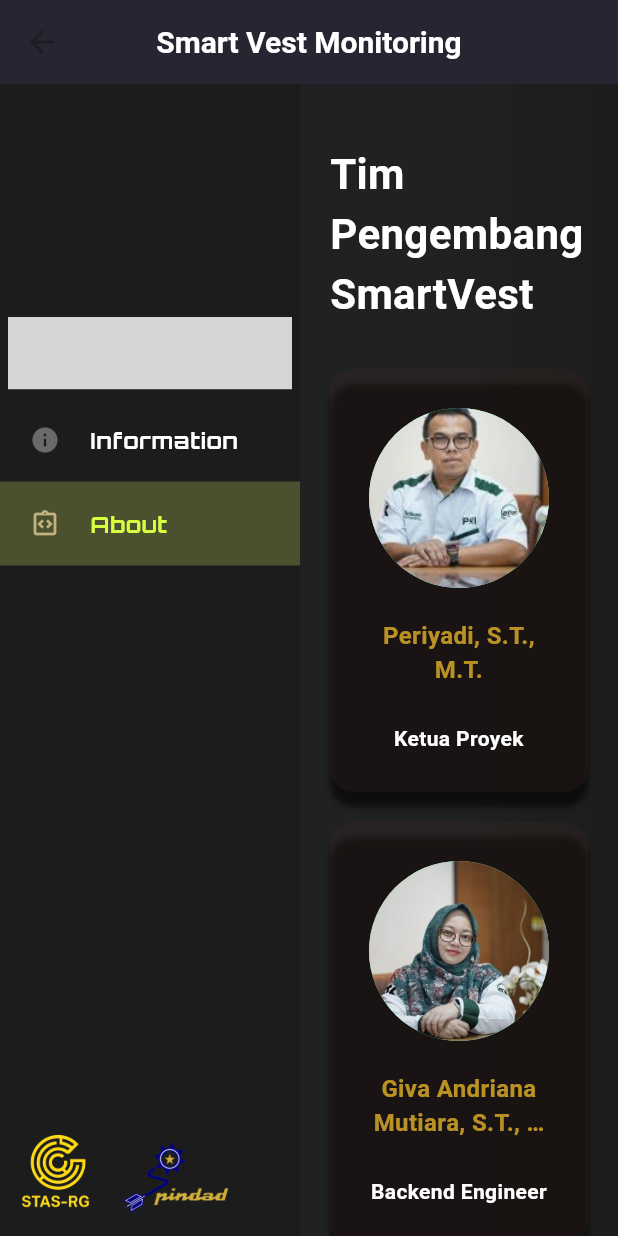
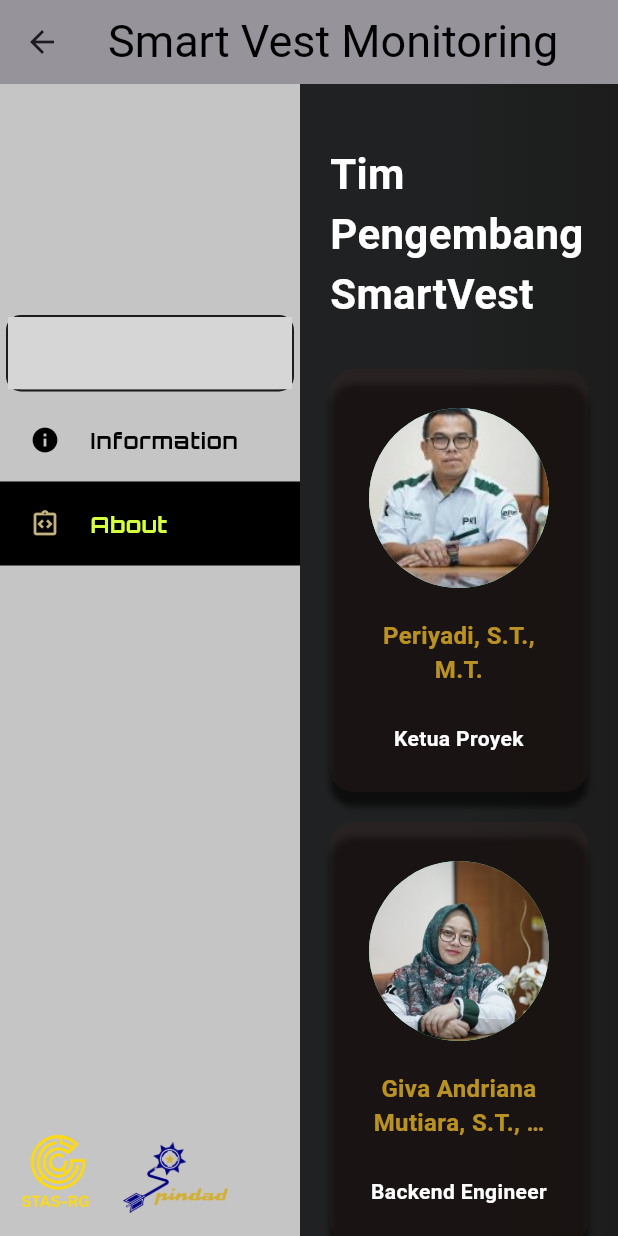
Before and after one commit to ilahammu/smart-vest-airsoft, a Flutter app: the MonitoringView screen opened by its route, after a tap on "Information", after a tap on "About", on a phone screen of 412 x 824 dp. Run offline on Flutter 3.47's test engine with Material 3 defaults, Android fonts, the phone set to English and light mode, and no system bars; our stand-ins replace animate_do, data_table_2, fl_chart, get, get_storage, google_fonts and 1 more; missing offline and left inert: rounded_expansion_tile; accounts and stored records are empty; network calls fail; grey boxes are pictures that could not be loaded.

Commit message:
mempercantik tampilan

```diff
--- a/lib/app/Custom_Component/List/Custom_Expantion.dart
+++ b/lib/app/Custom_Component/List/Custom_Expantion.dart
@@ -25,7 +25,7 @@ class _CustomExpansionTileState extends State<CustomExpansionTile> {
       builder: (context, constraints) {
         return Card(
           color: const Color.fromARGB(
-              255, 28, 28, 28), // Set the background color to white
+              255, 173, 173, 173), // Set the background color to white
           elevation: 0,
           shape: RoundedRectangleBorder(
             borderRadius: BorderRadius.circular(10),
@@ -46,14 +46,14 @@ class _CustomExpansionTileState extends State<CustomExpansionTile> {
               ),
               trailing: const Icon(
                 Icons.arrow_drop_down,
-                color: Color.fromARGB(255, 194, 178, 128),
+                color: Color.fromARGB(255, 0, 0, 0),
               ),
               tileColor: const Color.fromARGB(
-                  255, 28, 28, 28), // Set the tile color to white
+                  255, 173, 173, 173), // Set the tile color to white
               title: Text(
                 widget.title!,
                 style: GoogleFonts.orbitron(
-                  color: Color.fromARGB(255, 255, 255, 255),
+                  color: Color.fromARGB(255, 0, 0, 0),
                   fontSize: 15,
                   fontWeight: FontWeight.bold,
                 ),
--- a/lib/app/Custom_Component/List/Custom_ListTile.dart
+++ b/lib/app/Custom_Component/List/Custom_ListTile.dart
@@ -30,12 +30,12 @@ class _CustomListTileState extends State<CustomListTile> {
       child: AnimatedContainer(
         duration: Duration(milliseconds: 300),
         color: widget.isSelected ?? false
-            ? const Color.fromARGB(255, 75, 80, 47)
+            ? const Color.fromARGB(255, 0, 0, 0)
             : _isHovering
-                ? const Color.fromARGB(255, 28, 28, 28)
-                : Colors.transparent,
+                ? const Color.fromARGB(255, 194, 178, 128)
+                : const Color.fromARGB(0, 141, 65, 65),
         child: Card(
-          color: const Color.fromARGB(0, 255, 255, 255),
+          color: const Color.fromARGB(0, 251, 251, 251),
           elevation: _isHovering ? 0 : 0,
           child: ListTile(
             onTap: () {
@@ -46,7 +46,7 @@ class _CustomListTileState extends State<CustomListTile> {
               widget.iconLeading!,
               color: widget.isSelected ?? false
                   ? const Color.fromARGB(255, 194, 178, 128)
-                  : const Color.fromARGB(140, 170, 170, 170),
+                  : const Color.fromARGB(255, 0, 0, 0),
               size: 20, // Ukuran tetap tanpa isDrawerExpanded
             ),
             title: Text(
@@ -54,7 +54,7 @@ class _CustomListTileState extends State<CustomListTile> {
               style: GoogleFonts.orbitron(
                 color: widget.isSelected ?? false
                     ? const Color.fromARGB(255, 213, 255, 63)
-                    : const Color.fromARGB(255, 255, 255, 255),
+                    : const Color.fromARGB(255, 0, 0, 0),
                 fontSize: 15,
                 fontWeight: FontWeight.bold,
               ),
--- a/lib/app/data/TableGameplay.dart
+++ b/lib/app/data/TableGameplay.dart
@@ -3,7 +3,7 @@ class DataTableGameplay {
   final String name;
   final int health;
   final String selectedTeam;
-  final String macAddress;
+  final String PlayerID;
   final bool statusReady;
   final bool statusWeapon; // Tambahkan atribut statusWeapon
 
@@ -12,7 +12,7 @@ class DataTableGameplay {
     required this.name,
     required this.health,
     required this.selectedTeam,
-    required this.macAddress,
+    required this.PlayerID,
     required this.statusReady,
     required this.statusWeapon, // Tambahkan atribut statusWeapon
   });
@@ -23,7 +23,7 @@ class DataTableGameplay {
       name: json['name'] ?? 'Unknown',
       health: json['health'] ?? 100,
       selectedTeam: json['selectedTeam'] ?? 'Unknown',
-      macAddress: json['macAddress'] ?? 'Unknown',
+      PlayerID: json['PlayerID'] ?? 'Unknown',
       statusReady: json['statusReady'] ?? false,
       statusWeapon:
           json['statusWeapon'] ?? false, // Tambahkan atribut statusWeapon
--- a/lib/app/modules/Function System/Drawer Monitoring/Drawer.dart
+++ b/lib/app/modules/Function System/Drawer Monitoring/Drawer.dart
@@ -15,7 +15,7 @@ class MainDrawer extends GetView<MonitoringController> {
     return Material(
       child: Container(
         width: drawerWidth,
-        color: const Color.fromARGB(255, 28, 28, 28),
+        color: const Color.fromARGB(255, 198, 197, 197),
         child: Obx(
           () => Column(
             children: [
--- a/lib/app/modules/Function System/Drawer Monitoring/Monitoring_View.dart
+++ b/lib/app/modules/Function System/Drawer Monitoring/Monitoring_View.dart
@@ -1,5 +1,6 @@
 import 'package:flutter/material.dart';
 import 'package:get/get.dart';
+import 'package:google_fonts/google_fonts.dart';
 import 'package:vest_keren/app/modules/Function%20System/Gameplay/Views/GameStart_View.dart';
 import 'package:vest_keren/app/modules/Function%20System/Gameplay/Views/TambahOrang_View.dart';
 import 'package:vest_keren/app/modules/Function%20System/Gameplay/Views/TeamInfo_View.dart';
@@ -24,11 +25,13 @@ class MonitoringView extends GetView<MonitoringController> {
       appBar: AppBar(
         title: Text(
           'Smart Vest Monitoring',
-          style: TextStyle(
-              fontWeight: FontWeight.bold, fontSize: 20, color: Colors.white),
+          style: GoogleFonts.tiltWarp(
+              fontWeight: FontWeight.normal,
+              fontSize: 30,
+              color: const Color.fromARGB(255, 0, 0, 0)),
         ),
         centerTitle: true,
-        backgroundColor: const Color(0xFF20232A),
+        backgroundColor: const Color.fromARGB(255, 153, 153, 153),
         elevation: 2,
       ),
 
@@ -44,7 +47,7 @@ class MonitoringView extends GetView<MonitoringController> {
           // Konten (dynamic)
           Expanded(
             child: Container(
-              color: const Color(0xFFD9D9D9),
+              color: const Color.fromARGB(255, 254, 254, 254),
               child: Obx(() {
                 switch (controller.selectedIndex.value) {
                   case 0:
--- a/lib/app/modules/Function System/Gameplay/Views/GameStart_View.dart
+++ b/lib/app/modules/Function System/Gameplay/Views/GameStart_View.dart
@@ -31,7 +31,7 @@ class GamestartView extends GetView<GamestartController> {
                       : "Game Not Started",
                   style: GoogleFonts.tiltWarp(
                     color: Colors.white,
-                    fontSize: 24,
+                    fontSize: 20,
                     fontWeight: FontWeight.bold,
                   ),
                 )),
```
Also changed, not shown: lib/app/Custom_Component/Table/Custom_Table-Gameplay.dart (+19 -28 lines), lib/app/modules/Function System/Gameplay/Controllers/GameStart_Controller.dart (+72 -82 lines).
